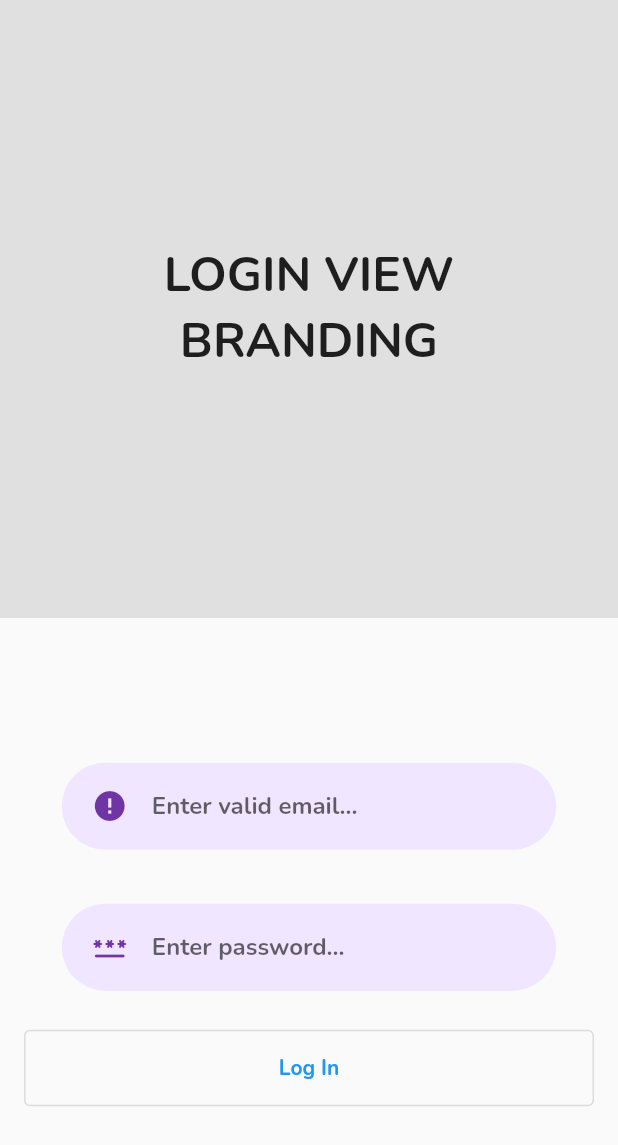
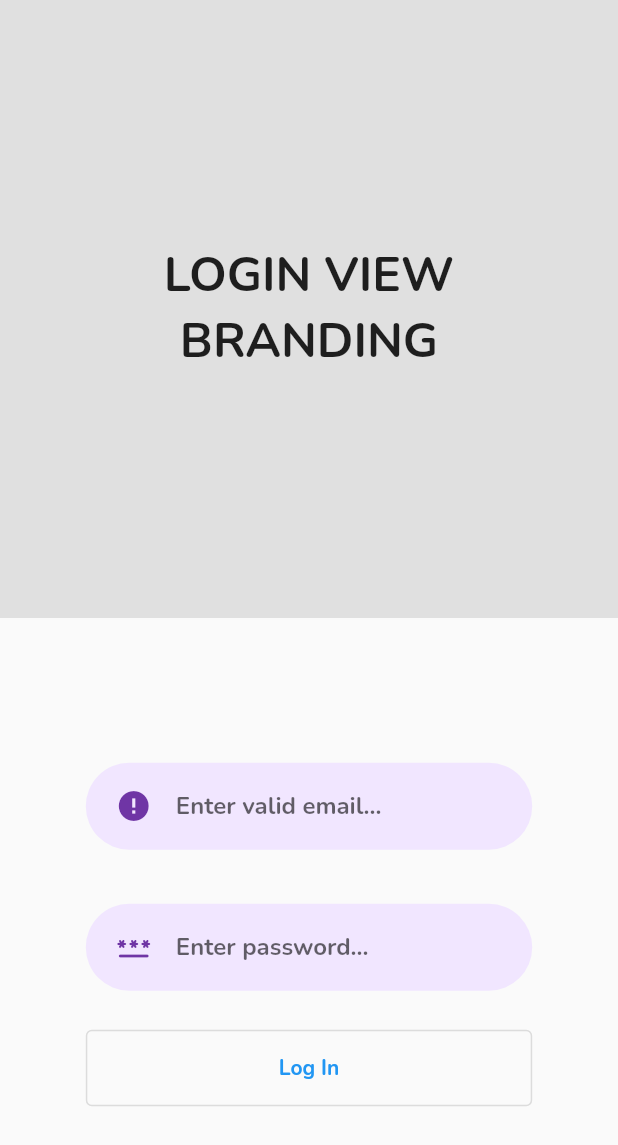
Before and after one commit to hosseinkhojany/Pokedex-Flutter, a Flutter app: the screen it shows after launch, on a phone screen of 412 x 824 dp. Shown: the top 1145 px of the screen. Run offline on Flutter 3.47's test engine with Material 2 defaults, Android fonts, the phone set to English and light mode, and no system bars; our stand-ins replace cached_network_image, dio, flutter_cache_manager, get, getwidget, hive and 3 more; missing offline and left inert: responsive_grid_list; accounts and stored records are empty.

Commit message:
fix some responsive issue

```diff
--- a/lib/main.dart
+++ b/lib/main.dart
@@ -1,9 +1,7 @@
 import 'package:flutter/material.dart';
 import 'package:get/get.dart';
-import 'package:hive_flutter/adapters.dart';
 import 'package:untitled1/appRouter.dart';
 import 'package:untitled1/data/config/hive/hiveConfig.dart';
-import 'package:untitled1/data/datasource/local/sharedStore.dart';
 
 import 'bindings/appBinding.dart';
 
--- a/lib/presentation/login/sginUp.dart
+++ b/lib/presentation/login/sginUp.dart
@@ -38,7 +38,9 @@ class SignUpScreen extends StatelessWidget {
                 child: GetBuilder<LoginController>(
                     builder: (controller) => Center(
                   child: ConstrainedBox(
-                    constraints: BoxConstraints(maxWidth: 450),
+                    constraints: BoxConstraints(maxWidth:
+                    useVerticalLayout ? screenSize.width * 0.80 : screenSize.width * 0.40
+                    ),
                     child: SingleChildScrollView(
                       child: Padding(
                         padding: const EdgeInsets.all(16.0),
--- a/lib/presentation/pokemon_detail/pokemonDetail.dart
+++ b/lib/presentation/pokemon_detail/pokemonDetail.dart
@@ -151,7 +151,9 @@ class PokemonDetail extends StatelessWidget {
                     default:
                       return Center(
                         child: ConstrainedBox(
-                          constraints: BoxConstraints(maxWidth: 450),
+                          constraints: BoxConstraints(maxWidth:
+                          useVerticalLayout ? screenSize.width * 0.80 : screenSize.width * 0.40
+                          ),
                           child: SingleChildScrollView(
                             child: Padding(
                               padding: const EdgeInsets.all(16.0),
```
